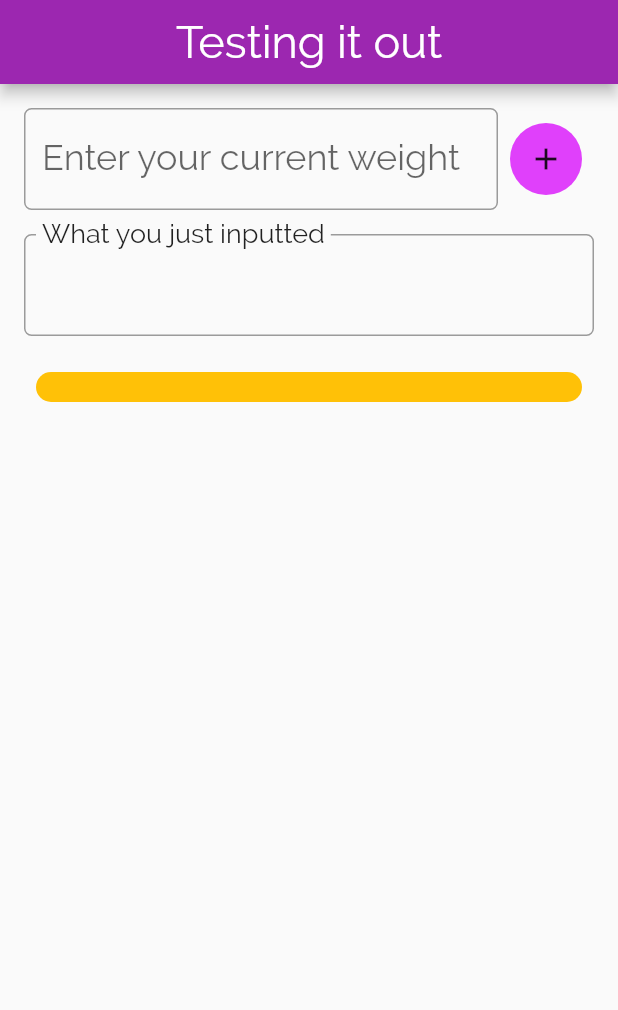
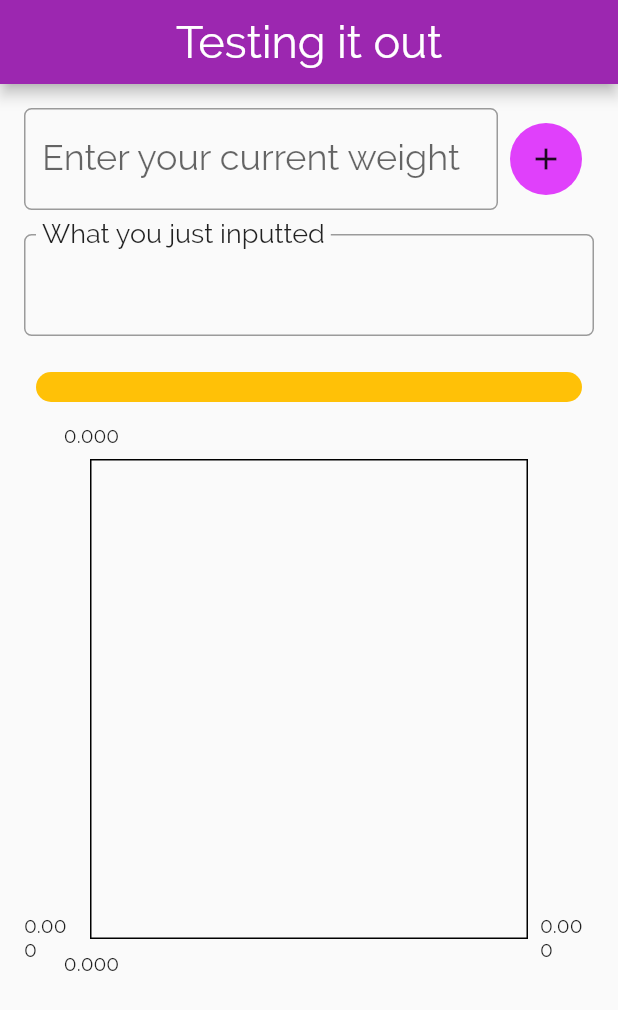
Before and after one commit to deepakmkoshy/WeightTracker, a Flutter app: the screen it shows after launch, on a phone screen of 412 x 824 dp. Shown: the top 1010 px of the screen. Run offline on Flutter 3.47's test engine with Material 2 defaults, Android fonts, the phone set to English and light mode, and no system bars; drawn by our look-alikes of fl_chart.

Commit message:
Starting out on how to display a line chart using fl_chart package

```diff
--- /dev/null
+++ b/lib/Graph.dart
@@ -0,0 +1,28 @@
+import 'HomePage.dart';
+import 'package:flutter/material.dart';
+import 'package:fl_chart/fl_chart.dart';
+
+class Graph extends StatefulWidget {
+  @override
+  GraphState createState() => GraphState();
+}
+
+class GraphState extends State<Graph> {
+  @override
+  Widget build(BuildContext context) {
+    return Container(
+      child: AspectRatio(
+        aspectRatio: 1,
+        child: LineChart(
+          graphData()),
+
+      ),
+    );
+  }
+
+  LineChartData graphData(){
+        return LineChartData(
+
+        );
+  }
+}
--- a/lib/HomePage.dart
+++ b/lib/HomePage.dart
@@ -1,5 +1,6 @@
 import 'package:flutter/cupertino.dart';
 import 'package:flutter/material.dart';
+import 'package:Weight_Tracker/Graph.dart';
 
 class MyHomePage extends StatefulWidget {
   // This widget is the home page of your application. It is stateful, meaning
@@ -54,7 +55,8 @@ class _MyHomePageState extends State<MyHomePage> {
 
   @override
   Widget build(BuildContext context) {
-    return Padding(
+    return SingleChildScrollView(
+    child: Padding(
       padding: const EdgeInsets.all(16.0),
       child: Column(
         children: <Widget>[
@@ -111,9 +113,13 @@ class _MyHomePageState extends State<MyHomePage> {
                   borderRadius: BorderRadius.circular(10.0),
                   color: Colors.amber),
             ),
-          )
+          ),
+          Graph()
+
+          ,
         ],
       ),
+    ),
     );
     //);
   }
--- a/pubspec.yaml
+++ b/pubspec.yaml
@@ -23,7 +23,7 @@ environment:
 dependencies:
   flutter:
     sdk: flutter
-
+  fl_chart: ^0.11.0
 
   # The following adds the Cupertino Icons font to your application.
   # Use with the CupertinoIcons class for iOS style icons.
```
Also changed, not shown: pubspec.lock.
